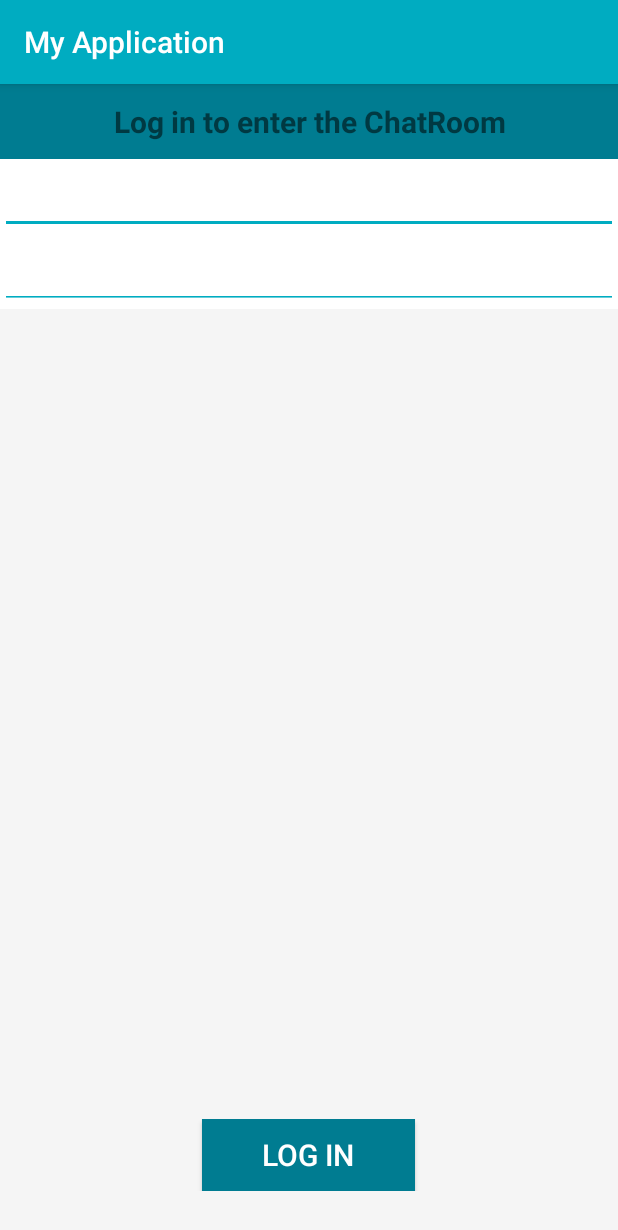
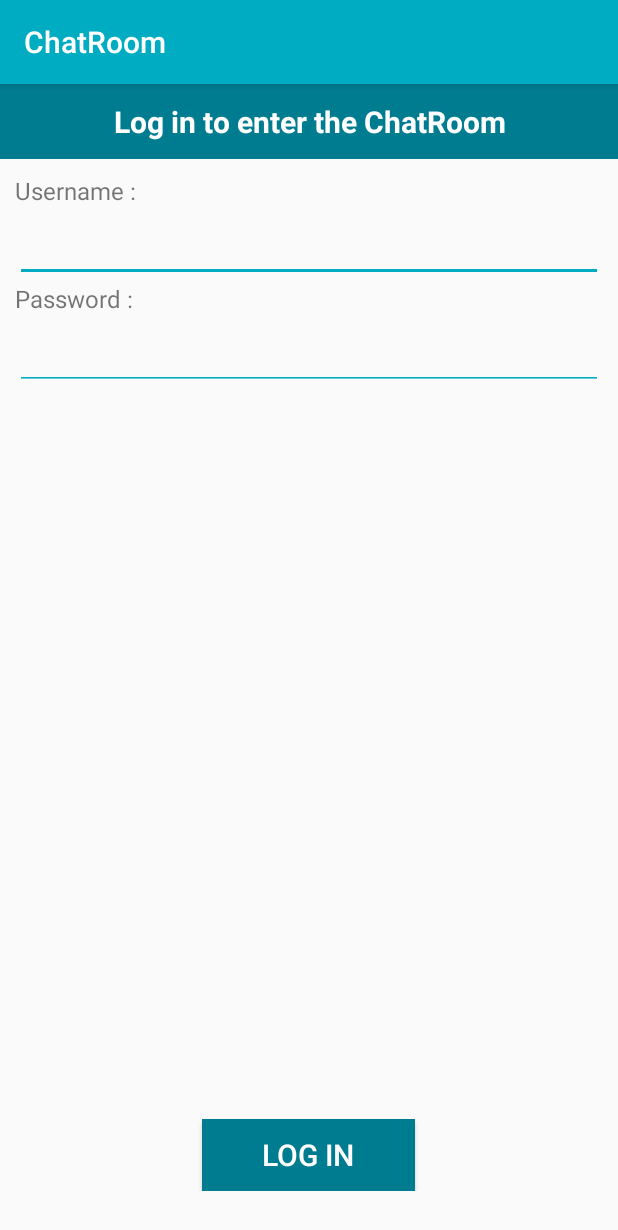
Before and after one commit to cmercier-biz/android_chat, an Android app: the screen it shows after launch (LoginActivity), on a phone screen of 412 x 824 dp. Shown: the top 1230 px of the screen. Run offline under Robolectric (Android 15) with nearby library versions, the phone set to English and light mode, and no system bars.

Commit message:
periodically fetch messages error message when login failed

```diff
--- a/app/src/main/java/com/example/ebiz/myapplication/activities/LoginActivity.java
+++ b/app/src/main/java/com/example/ebiz/myapplication/activities/LoginActivity.java
@@ -9,17 +9,24 @@ import android.util.Log;
 import android.view.View;
 import android.widget.Button;
 import android.widget.EditText;
+import android.widget.TextView;
 
 import com.example.ebiz.myapplication.R;
 import com.example.ebiz.myapplication.tasks.ITaskCallback;
 import com.example.ebiz.myapplication.tasks.LoginTask;
 import com.example.ebiz.myapplication.model.User;
 
+import org.w3c.dom.Text;
+
 public class LoginActivity extends AppCompatActivity {
+
+    public static final String ERROR_KEY = "onError";
 
     private EditText usernameField;
 
     private EditText passwordField;
+
+    private TextView errorView;
 
     private Button loginButton;
 
@@ -31,6 +38,9 @@ public class LoginActivity extends AppCompatActivity {
         usernameField = (EditText) findViewById(R.id.username_field);
         passwordField = (EditText) findViewById(R.id.password_field);
         loginButton = (Button) findViewById(R.id.login_button);
+
+        errorView = (TextView) findViewById(R.id.login_error_text);
+        errorView.setVisibility(View.INVISIBLE);
 
         loginButton.setOnClickListener(new View.OnClickListener() {
             @Override
@@ -44,16 +54,32 @@ public class LoginActivity extends AppCompatActivity {
                     public void callback(Boolean canLogin) {
                         if (canLogin != null && canLogin) {
                             Log.i(LoginActivity.class.getSimpleName(), "Login success !");
+                            errorView.setVisibility(View.INVISIBLE);
+
+                            // Switch to Chat Activity
                             Intent intent = new Intent(LoginActivity.this, ChatActivity.class);
                             intent.putExtra(User.USERNAME_FIELD, user.getUsername());
                             intent.putExtra(User.PASSWORD_FIELD, user.getPassword());
                             startActivity(intent);
                         } else {
                             Log.i(LoginActivity.class.getSimpleName(), "Login failed.");
+                            errorView.setVisibility(View.VISIBLE);
                         }
                     }
                 }).execute(user);
             }
         });
     }
+
+    @Override
+    protected void onSaveInstanceState(Bundle outState) {
+        super.onSaveInstanceState(outState);
+        outState.putBoolean(ERROR_KEY, errorView.getVisibility() == View.VISIBLE);
+    }
+
+    @Override
+    protected void onRestoreInstanceState(Bundle savedInstanceState) {
+        super.onRestoreInstanceState(savedInstanceState);
+        errorView.setVisibility(savedInstanceState.getBoolean(ERROR_KEY) ? View.VISIBLE : View.INVISIBLE);
+    }
 }
--- a/app/src/main/res/layout/login_activity.xml
+++ b/app/src/main/res/layout/login_activity.xml
@@ -4,10 +4,9 @@
     android:layout_width="match_parent"
     android:layout_height="match_parent"
     tools:context="com.example.ebiz.myapplication.activities.LoginActivity"
-    android:background="@color/backgroundColor"
     >
     <LinearLayout
-        android:id="@+id/green"
+        android:id="@+id/login_header_layout"
         android:layout_width="match_parent"
         android:layout_height="50dp"
         android:background="@color/colorPrimaryDark"
@@ -16,6 +15,7 @@
             android:layout_width="match_parent"
             android:layout_height="match_parent"
             android:text="Log in to enter the ChatRoom"
+            android:textColor="#ffffff"
             android:textStyle="bold"
             android:textSize="20sp"
             android:gravity="center"
@@ -23,12 +23,11 @@
     </LinearLayout>
 
     <LinearLayout
-        android:id="@+id/blue"
+        android:id="@+id/login_button_layout"
         android:layout_width="match_parent"
         android:layout_height="wrap_content"
         android:layout_alignParentBottom="true"
         android:gravity="center"
-        android:background="@color/backgroundColor"
         android:layout_marginBottom="30dp"
         >
         <Button
@@ -46,24 +45,23 @@
     </LinearLayout>
 
     <LinearLayout
-        android:id="@+id/yellow"
+        android:id="@+id/login_fields"
         android:layout_width="match_parent"
         android:layout_height="match_parent"
-        android:layout_below="@id/green"
-        android:layout_above="@id/blue"
+        android:layout_below="@id/login_header_layout"
+        android:layout_above="@id/login_button_layout"
         >
-
-        <ScrollView
-            android:layout_width="match_parent"
-            android:layout_height="match_parent"
-            android:background="@color/backgroundColor"
-            >
             <LinearLayout
                 android:layout_width="match_parent"
                 android:layout_height="wrap_content"
                 android:orientation="vertical"
-                android:background="#ffffff"
+                android:layout_margin="10dp"
                 >
+                <TextView
+                    android:layout_width="wrap_content"
+                    android:layout_height="wrap_content"
+                    android:text="Username :"
+                    android:textSize="16sp" />
                 <EditText
                     android:id="@+id/username_field"
                     android:layout_width="match_parent"
@@ -72,6 +70,11 @@
                     android:textCursorDrawable="@drawable/edit_text_cursor"
                     android:backgroundTint="@color/colorPrimary"
                     />
+                <TextView
+                    android:layout_width="wrap_content"
+                    android:layout_height="match_parent"
+                    android:text="Password :"
+                    android:textSize="16sp" />
                 <EditText
                     android:id="@+id/password_field"
                     android:layout_width="match_parent"
@@ -81,8 +84,12 @@
                     android:backgroundTint="@color/colorPrimary"
                     android:inputType="textPassword"
                     />
+                <TextView
+                    android:id="@+id/login_error_text"
+                    android:layout_width="wrap_content"
+                    android:layout_height="wrap_content"
+                    android:textColor="@color/errorText"
+                    android:text="Invalid username or password"/>
             </LinearLayout>
-        </ScrollView>
-
     </LinearLayout>
 </RelativeLayout>
--- a/app/src/main/res/values/colors.xml
+++ b/app/src/main/res/values/colors.xml
@@ -4,4 +4,5 @@
     <color name="colorPrimaryDark">#007c91</color>
     <color name="colorAccent">#5ddef4</color>
     <color name="backgroundColor">#f5f5f5</color>
+    <color name="errorText">#ff0000</color>
 </resources>
--- a/app/src/main/res/values/strings.xml
+++ b/app/src/main/res/values/strings.xml
@@ -1,3 +1,3 @@
 <resources>
-    <string name="app_name">My Application</string>
+    <string name="app_name">ChatRoom</string>
 </resources>
```
Also changed, not shown: app/src/main/java/com/example/ebiz/myapplication/activities/ChatActivity.java (+16 -1 lines).
